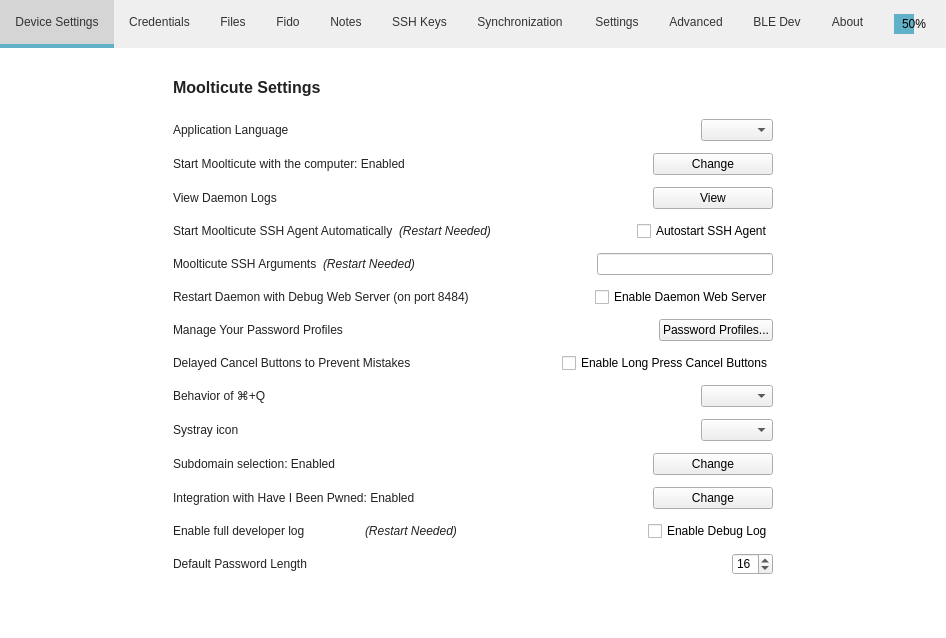
Old version of the form src/MainWindow.ui in the repository mooltipass/moolticute.
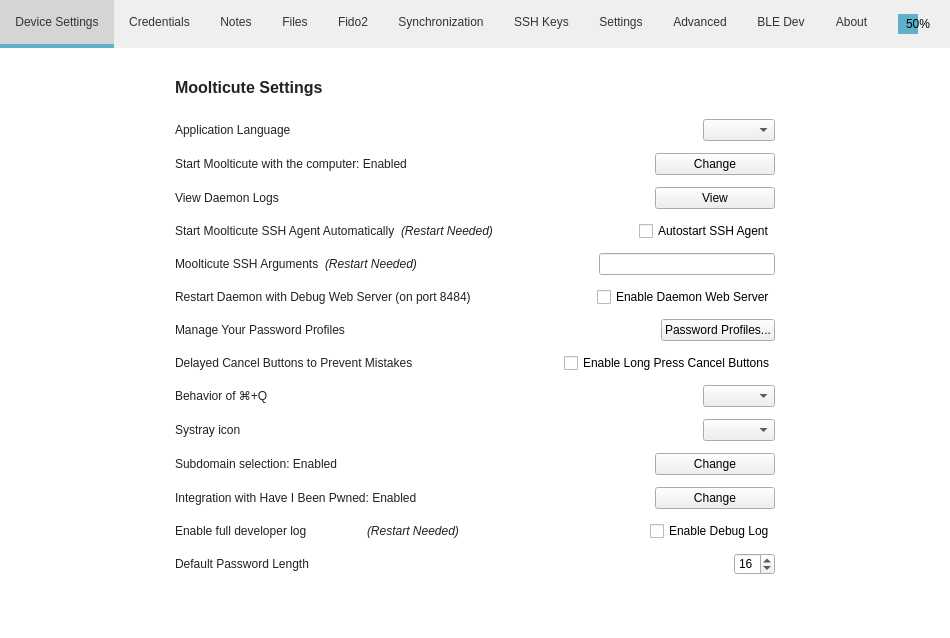
New version of the form. Icons and pictures are not drawn. Custom widgets are drawn as their Qt base class.

Commit message: [BLE] Change order of tabs, rename Fido to Fido2 tab name

What changed in the file:
```diff
--- a/src/MainWindow.ui
+++ b/src/MainWindow.ui
@@ -135,6 +135,19 @@
          </property>
         </widget>
        </item>
+       <item>
+        <widget class="QPushButton" name="pushButtonNotes">
+         <property name="text">
+          <string>Notes</string>
+         </property>
+         <property name="checkable">
+          <bool>true</bool>
+         </property>
+         <property name="autoExclusive">
+          <bool>true</bool>
+         </property>
+        </widget>
+       </item>
        <item>
         <widget class="QPushButton" name="pushButtonFiles">
          <property name="text">
@@ -154,36 +167,7 @@
        <item>
         <widget class="QPushButton" name="pushButtonFido">
          <property name="text">
-          <string>Fido</string>
-         </property>
-         <property name="checkable">
-          <bool>true</bool>
-         </property>
-         <property name="autoExclusive">
-          <bool>true</bool>
-         </property>
-        </widget>
-       </item>
-       <item>
-        <widget class="QPushButton" name="pushButtonNotes">
-         <property name="text">
-          <string>Notes</string>
-         </property>
-         <property name="checkable">
-          <bool>true</bool>
-         </property>
-         <property name="autoExclusive">
-          <bool>true</bool>
-         </property>
-        </widget>
-       </item>
-       <item>
-        <widget class="QPushButton" name="pushButtonSSH">
-         <property name="text">
-          <string>SSH Keys</string>
-         </property>
-         <property name="shortcut">
-          <string>Ctrl+A, Ctrl+D, Ctrl+F</string>
+          <string>Fido2</string>
          </property>
          <property name="checkable">
           <bool>true</bool>
@@ -206,6 +190,22 @@
          </property>
         </widget>
        </item>
+       <item>
+        <widget class="QPushButton" name="pushButtonSSH">
+         <property name="text">
+          <string>SSH Keys</string>
+         </property>
+         <property name="shortcut">
+          <string>Ctrl+A, Ctrl+D, Ctrl+F</string>
+         </property>
+         <property name="checkable">
+          <bool>true</bool>
+         </property>
+         <property name="autoExclusive">
+          <bool>true</bool>
+         </property>
+        </widget>
+       </item>
        <item>
         <spacer name="horizontalSpacer">
          <property name="orientation">
```
Left out of the diff: 1 changed line with no effect on the pictures.
